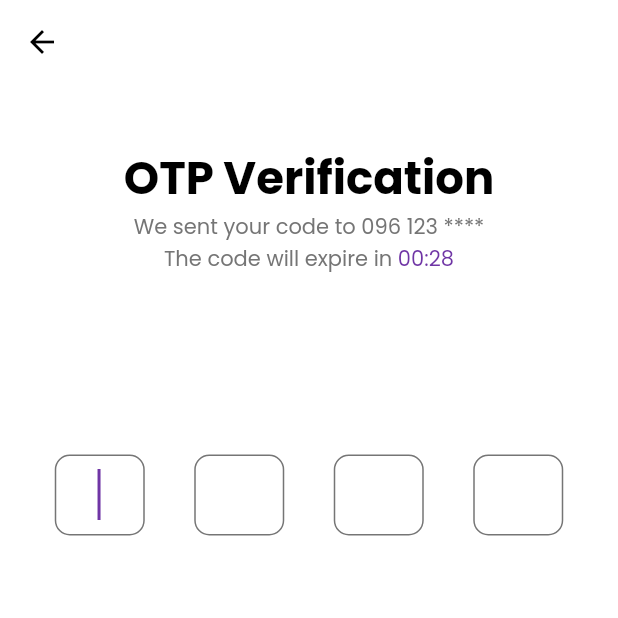
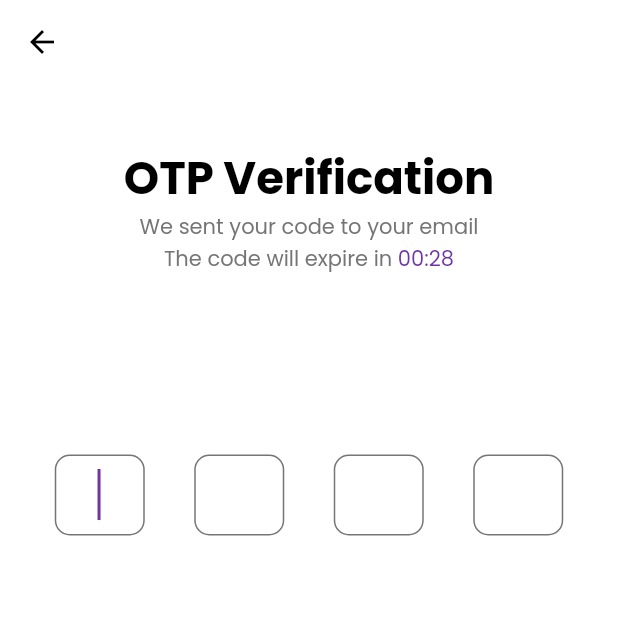
Before and after one commit to bbestbt/Smart-Locker, a Flutter app: the OtpScreen screen opened by its route, on a phone screen of 412 x 824 dp, the top half of it. Run offline on Flutter 3.47's test engine with Material 2 defaults, Android fonts, the light colour scheme and no system bars; our stand-ins replace flutter_svg, get_it, mask_text_input_formatter, shared_preferences; missing offline and left inert: barcode_scan; accounts and stored records are empty.

Commit message:
change header otp

```diff
--- a/lib/screens/OTP/components/body.dart
+++ b/lib/screens/OTP/components/body.dart
@@ -17,7 +17,7 @@ class Body extends StatelessWidget {
         children: [
               SizedBox(height:40),
               Text("OTP Verification",style: headingStyle,),
-              Text("We sent your code to 096 123 ****"),
+              Text("We sent your code to your email"),
               buildTimer(),
               SizedBox(height:120),
               OtpForm(),
```
